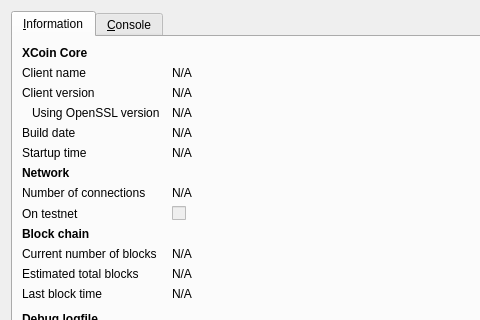
Qt form src/qt/forms/rpcconsole.ui (kryptobytes/test) before a commit; both pictures show x 0 to 480 and y 0 to 320 of the 740 by 450 pixel window.
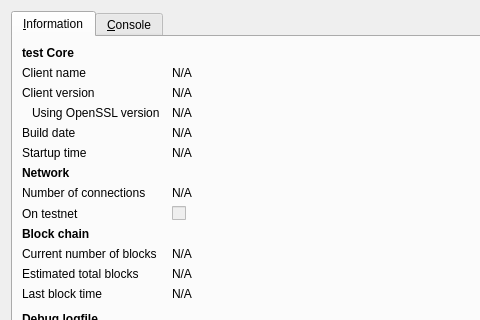
The same form after that commit. Icons and pictures are not drawn.

Diff of the .ui file:
```diff
--- a/src/qt/forms/rpcconsole.ui
+++ b/src/qt/forms/rpcconsole.ui
@@ -36,7 +36,7 @@
           </font>
          </property>
          <property name="text">
-          <string>XCoin Core</string>
+          <string>test Core</string>
          </property>
         </widget>
        </item>
```
Left out of the diff: 6 changed lines with no effect on the pictures.
